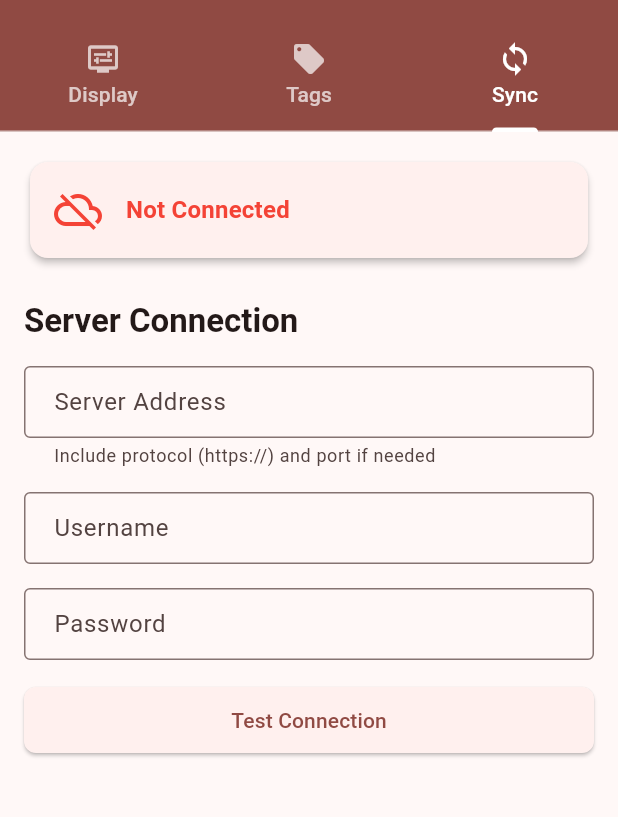
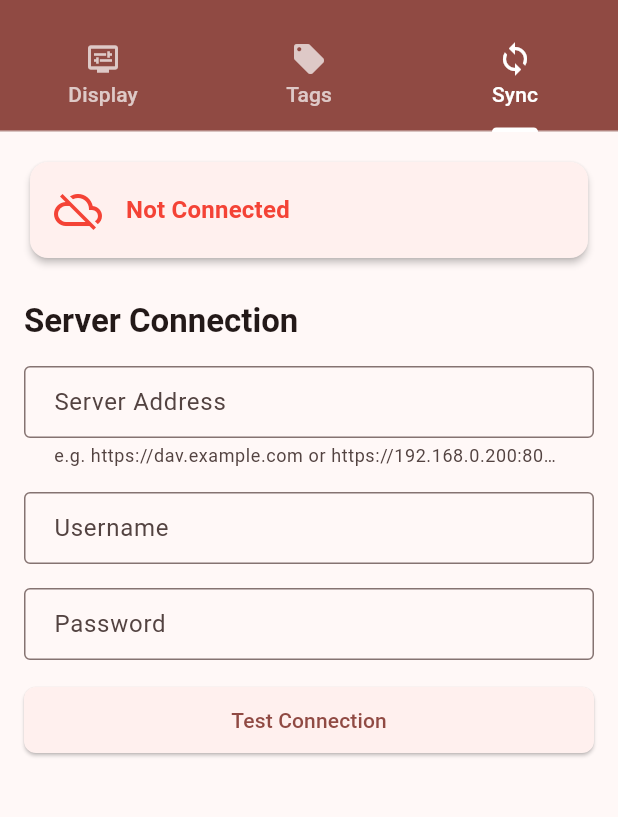
Before and after one commit to NtWriteCode/Pockard, a Flutter app: the SettingsScreen screen opened directly, tab 3 chosen, on a phone screen of 412 x 824 dp, the part 63-880 px from its top. Run offline on Flutter 3.47's test engine with Material 3 defaults, Android fonts, the phone set to English and light mode, and no system bars; our stand-ins replace barcode_widget, dynamic_color, flutter_colorpicker, flutter_image_compress, flutter_svg, image_cropper and 4 more; missing offline and left inert: mobile_scanner, screen_brightness, webdav_client; accounts and stored records are empty.

Commit message:
Server hint updated

```diff
--- a/lib/l10n/app_en.arb
+++ b/lib/l10n/app_en.arb
@@ -581,7 +581,7 @@
   "failedToDeleteCard": "Failed to delete card",
 
   "serverAddress": "Server Address",
-  "serverAddressHint": "https://dav.example.com or https://192.168.0.200:8080",
+  "serverAddressHint": "e.g. https://dav.example.com or https://192.168.0.200:8080\nor combine domain with port",
   "username": "Username",
   "password": "Password",
   "adjustLogo": "Adjust Logo",
--- a/lib/l10n/app_hu.arb
+++ b/lib/l10n/app_hu.arb
@@ -425,7 +425,7 @@
   "failedToDeleteCard": "Sikertelen kártya törlés",
 
   "serverAddress": "Szerver cím",
-  "serverAddressHint": "https://dav.example.com vagy https://192.168.0.200:8080",
+  "serverAddressHint": "pl. https://dav.example.com vagy https://192.168.0.200:8080\nvagy domain porttal kombinálva",
   "username": "Felhasználónév",
   "password": "Jelszó",
   "adjustLogo": "Logó igazítása",
--- a/lib/l10n/app_localizations.dart
+++ b/lib/l10n/app_localizations.dart
@@ -2111,7 +2111,7 @@ abstract class AppLocalizations {
   /// No description provided for @serverAddressHint.
   ///
   /// In en, this message translates to:
-  /// **'https://dav.example.com or https://192.168.0.200:8080'**
+  /// **'e.g. https://dav.example.com or https://192.168.0.200:8080\nor combine domain with port'**
   String get serverAddressHint;
 
   /// No description provided for @username.
--- a/lib/l10n/app_localizations_en.dart
+++ b/lib/l10n/app_localizations_en.dart
@@ -1094,7 +1094,7 @@ class AppLocalizationsEn extends AppLocalizations {
 
   @override
   String get serverAddressHint =>
-      'https://dav.example.com or https://192.168.0.200:8080';
+      'e.g. https://dav.example.com or https://192.168.0.200:8080\nor combine domain with port';
 
   @override
   String get username => 'Username';
--- a/lib/l10n/app_localizations_hu.dart
+++ b/lib/l10n/app_localizations_hu.dart
@@ -1096,7 +1096,7 @@ class AppLocalizationsHu extends AppLocalizations {
 
   @override
   String get serverAddressHint =>
-      'https://dav.example.com vagy https://192.168.0.200:8080';
+      'pl. https://dav.example.com vagy https://192.168.0.200:8080\nvagy domain porttal kombinálva';
 
   @override
   String get username => 'Felhasználónév';
--- a/lib/screens/settings/sync_settings_tab.dart
+++ b/lib/screens/settings/sync_settings_tab.dart
@@ -421,8 +421,7 @@ class _SyncSettingsTabState extends State<SyncSettingsTab> {
                   controller: _serverController,
                   decoration: InputDecoration(
                     labelText: l10n.serverAddress,
-                    hintText: l10n.serverAddressHint,
-                    helperText: 'Include protocol (https://) and port if needed',
+                    helperText: l10n.serverAddressHint,
                     border: const OutlineInputBorder(),
                   ),
                 ),
```
